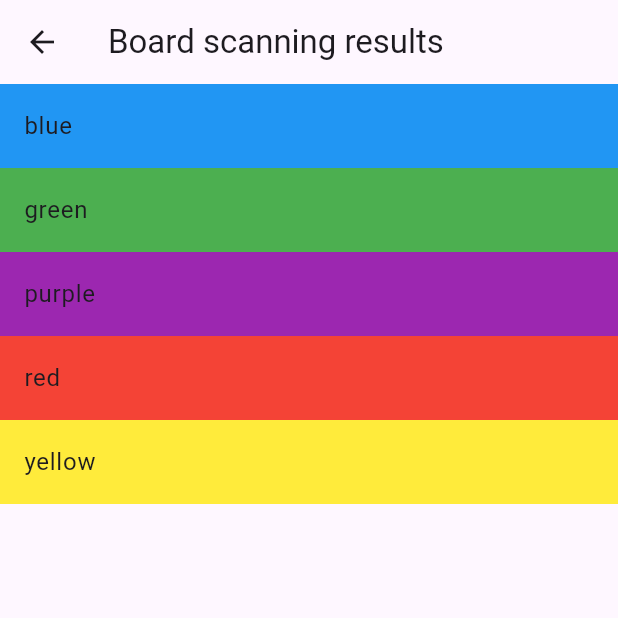
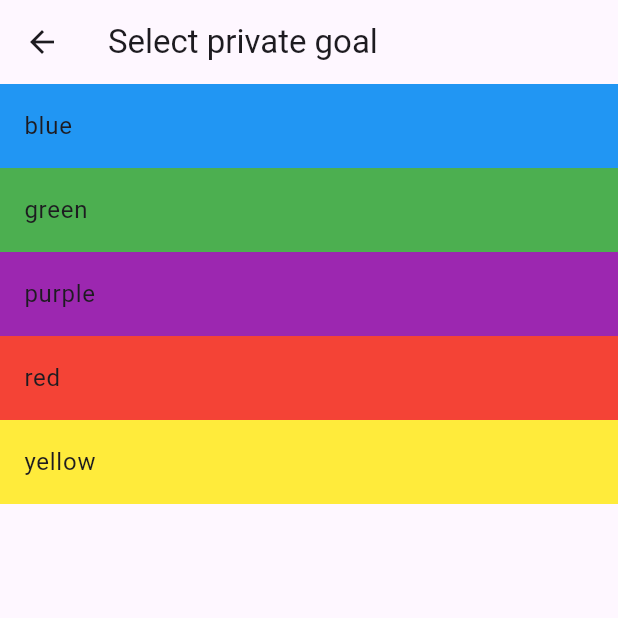
Before and after one commit to hejmsdz/sagrada, a Flutter app: the PrivateGoalSelectionScreen screen opened directly, on a phone screen of 412 x 824 dp, the top half of it. Run offline on Flutter 3.47's test engine with Material 3 defaults, Android fonts, the phone set to English and light mode, and no system bars; our stand-ins replace camera; missing offline and left inert: tflite_flutter; generated files the repository leaves out were written again.

Commit message:
:globe_with_meridians: translation fix

```diff
--- a/lib/l10n/app_en.arb
+++ b/lib/l10n/app_en.arb
@@ -15,6 +15,7 @@
   "photoFramingTip": "Frame your photo, so that the individual dice fit in the spaces between grid lines.",
   "boardScanningResults": "Board scanning results",
   "scanReviewTip": "Check the scanning results. If any dice was misidentified, tap it to correct the mistake manually. To retake the photo, press Back.",
+  "selectPrivateGoal": "Select private goal",
   "scoring": "Scoring",
   "privateGoal": "Private goal ({color})",
   "@privateGoal": {
--- a/lib/screens/private_goal_selection.dart
+++ b/lib/screens/private_goal_selection.dart
@@ -22,8 +22,8 @@ class PrivateGoalSelectionScreenState
   @override
   Widget build(BuildContext context) {
     return Scaffold(
-      appBar: AppBar(
-          title: Text(AppLocalizations.of(context)!.boardScanningResults)),
+      appBar:
+          AppBar(title: Text(AppLocalizations.of(context)!.selectPrivateGoal)),
       body: ListView.builder(
           itemCount: game.Color.values.length,
           itemBuilder: (BuildContext context, int index) {
```
